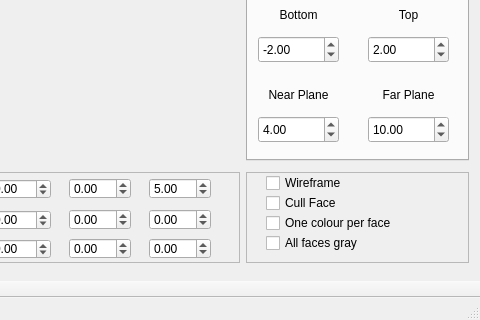
Old version of the form OFFViewer/mainwindow.ui in the repository AndersonQ/OFF.Viewer; both pictures show x 122 to 602 and y 146 to 466 of the 602 by 466 pixel window.
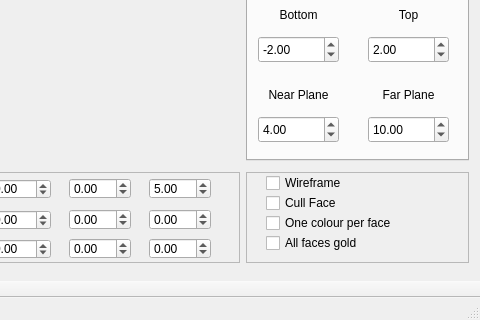
New version of the form. Custom widgets are drawn as their Qt base class.

Commit message: Created SetColourgold and SetOnecolour

```diff
--- a/OFFViewer/mainwindow.ui
+++ b/OFFViewer/mainwindow.ui
@@ -289,7 +289,7 @@
         </rect>
        </property>
        <property name="text">
-        <string>All faces gray</string>
+        <string>All faces gold</string>
        </property>
       </widget>
       <widget class="QCheckBox" name="checkBox_2">
```
Left out of the diff: 4 changed lines with no effect on the pictures. The commit also changes 2 other files.
